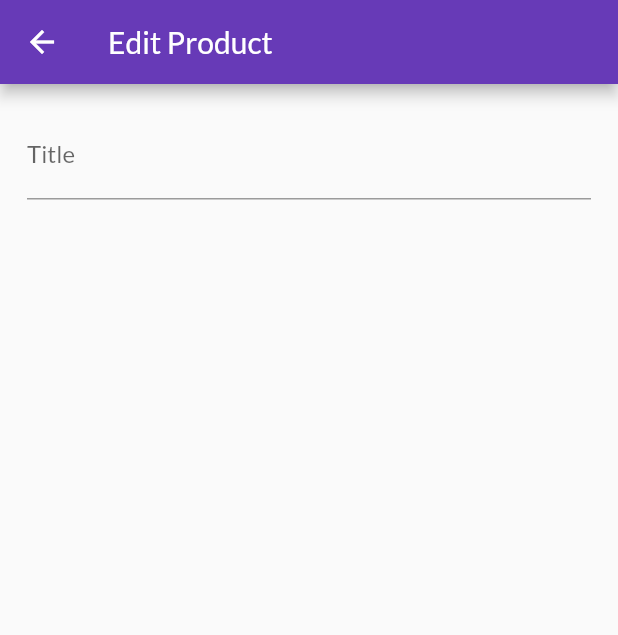
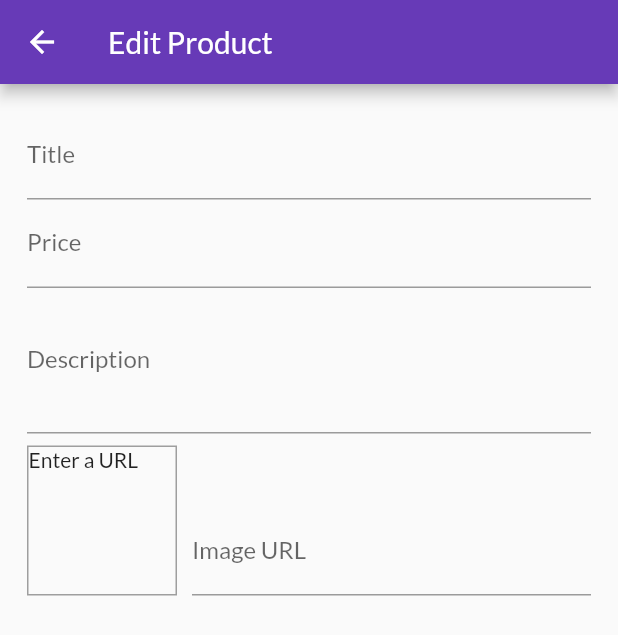
Before and after one commit to cjchika/shop-app, a Flutter app: the EditProductScreen screen opened by its route, on a phone screen of 412 x 824 dp. Shown: the top 635 px of the screen. Run offline on Flutter 3.47's test engine with Material 2 defaults, Android fonts, the phone set to English and light mode, and no system bars; network calls fail.

Commit message:
Building UI/UX

```diff
--- a/lib/screens/edit_product_screen.dart
+++ b/lib/screens/edit_product_screen.dart
@@ -8,7 +8,29 @@ class EditProductScreen extends StatefulWidget {
 }
 
 class _EditProductScreenState extends State<EditProductScreen> {
+  final _imageUrlController = TextEditingController();
+  final _imageUrlFocusNode = FocusNode();
+
   @override
+  void initState() {
+    _imageUrlFocusNode.addListener(_updateImageUrl);
+    super.initState();
+  }
+
+  @override
+  void dispose() {
+    _imageUrlFocusNode.removeListener(_updateImageUrl);
+    _imageUrlController.dispose();
+    _imageUrlFocusNode.dispose();
+    super.dispose();
+  }
+
+  void _updateImageUrl() {
+    if (!_imageUrlFocusNode.hasFocus) {
+      setState(() {});
+    }
+  }
+
   Widget build(BuildContext context) {
     return Scaffold(
       appBar: AppBar(
@@ -24,6 +46,58 @@ class _EditProductScreenState extends State<EditProductScreen> {
                   decoration: InputDecoration(labelText: 'Title'),
                   textInputAction: TextInputAction.next,
                 ),
+                TextFormField(
+                  decoration: InputDecoration(labelText: 'Price'),
+                  textInputAction: TextInputAction.next,
+                  keyboardType: TextInputType.number,
+                ),
+                TextFormField(
+                  decoration: InputDecoration(labelText: 'Description'),
+                  maxLines: 3,
+                  keyboardType: TextInputType.multiline,
+                ),
+                Row(
+                  crossAxisAlignment: CrossAxisAlignment.end,
+                  children: [
+                    Container(
+                      width: 100,
+                      height: 100,
+                      margin: EdgeInsets.only(top: 8, right: 10),
+                      decoration: BoxDecoration(
+                        border: Border.all(
+                          width: 1,
+                          color: Colors.grey,
+                        ),
+                      ),
+                      child: Container(
+                        child: _imageUrlController.text.isEmpty
+                            ? Text('Enter a URL')
+                            : FittedBox(
+                                child: Image.network(
+                                  _imageUrlController.text,
+                                  width: 20,
+                                  height: 20,
+                                  fit: BoxFit.cover,
+                                ),
+                              ),
+                      ),
+                    ),
+                    Expanded(
+                      child: TextFormField(
+                        decoration: InputDecoration(labelText: 'Image URL'),
+                        keyboardType: TextInputType.url,
+                        textInputAction: TextInputAction.done,
+                        controller: _imageUrlController,
+                        focusNode: _imageUrlFocusNode,
+                        onEditingComplete: () {
+                          setState(() {
+                            _imageUrlController;
+                          });
+                        },
+                      ),
+                    ),
+                  ],
+                ),
               ],
             ),
           ),
```
